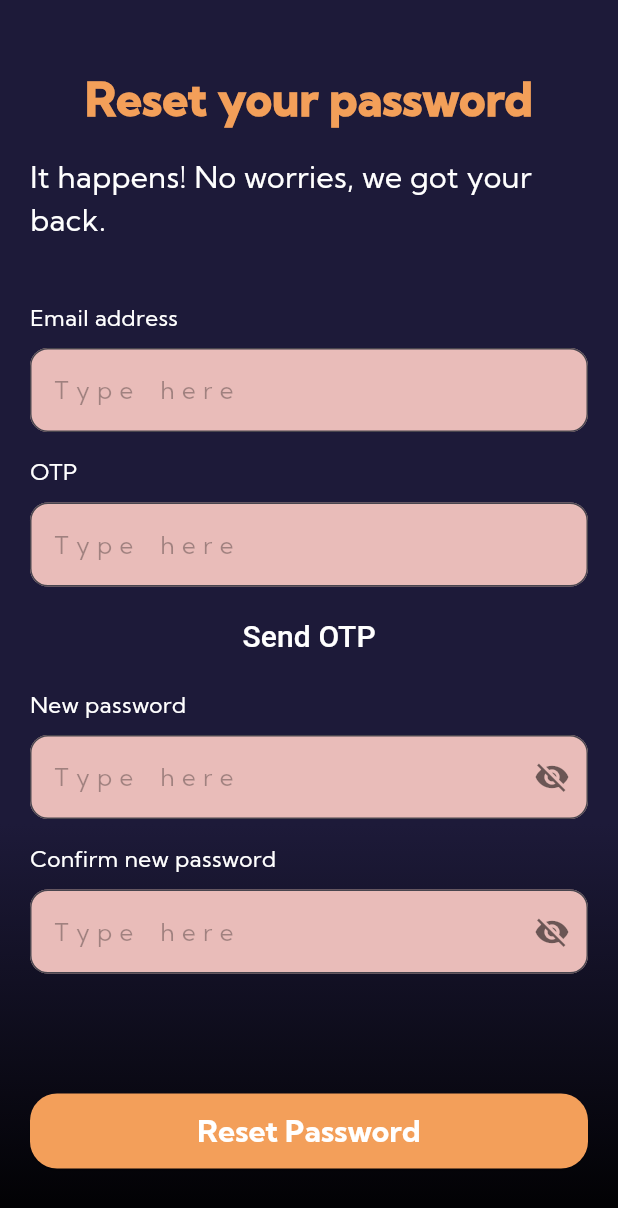
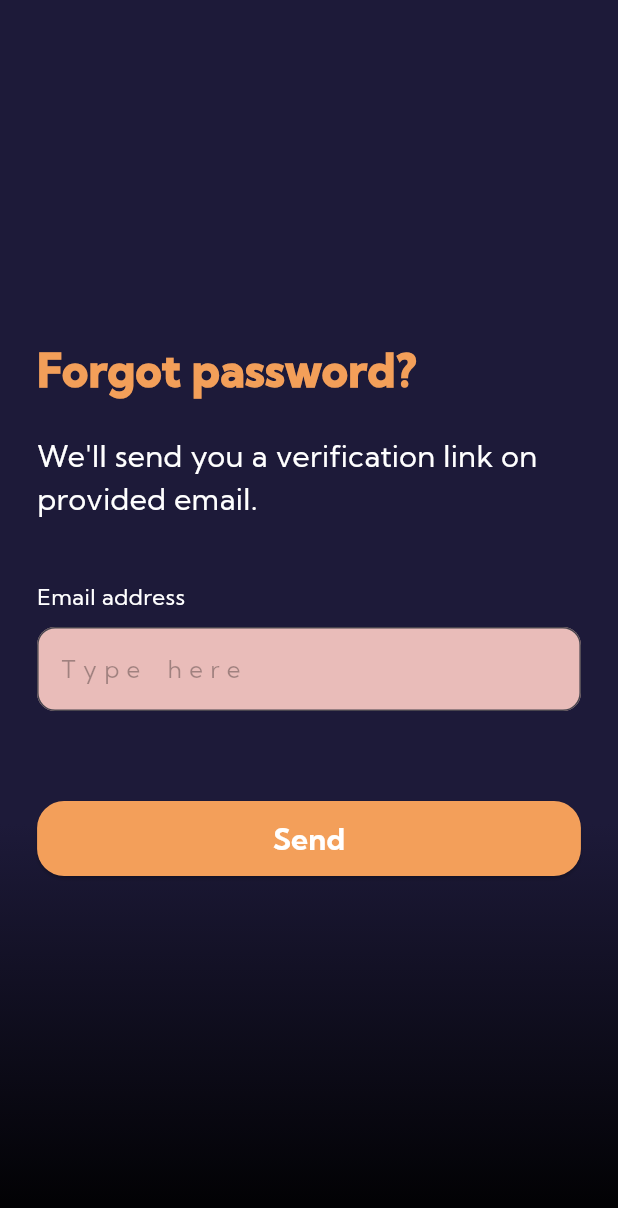
Before and after one commit to sarvadashiv/MusicApp, a Flutter app: the ForgotPasswordScreen screen opened directly, on a phone screen of 412 x 824 dp. Shown: the top 1208 px of the screen. Run offline on Flutter 3.47's test engine with Material 3 defaults, Android fonts, the phone set to English and light mode, and no system bars; our stand-ins replace flutter_svg, google_sign_in.

Commit message:
made it responsive

```diff
--- a/music_app/lib/auth/forgotPasswordScreen.dart
+++ b/music_app/lib/auth/forgotPasswordScreen.dart
@@ -12,100 +12,39 @@ class ForgotPasswordScreen extends StatefulWidget {
 }
 
 class _ForgotPasswordScreenState extends State<ForgotPasswordScreen> {
-  bool _isNewPasswordVisible = false;
-  bool _isConfirmNewPasswordVisible = false;
   final _emailController = TextEditingController();
-  final _otpController = TextEditingController();
-  final _newPasswordController = TextEditingController();
-  final _confirmNewPasswordController = TextEditingController();
   bool _isLoading = false;
   String _errorMessage = '';
 
-  bool _isOtpSent = false;
-  bool _canResendOtp = false;
-  int _secondsLeft = 60;
-  Timer? _timer;
-
-  Future<void> _sendOtp() async {
+  Future<void> _sendLink() async {
     final email = _emailController.text.trim();
     if (email.isEmpty) {
       setState(() {
-        _errorMessage = 'Please enter your email address.';
+        _errorMessage = 'Please enter email first!.';
       });
       return;
     }
 
-    setState(() {
-      _isOtpSent = true;
-      _canResendOtp = false;
-      _secondsLeft = 60;
-    });
-
-    _timer?.cancel();
-    _timer = Timer.periodic(Duration(seconds: 1), (timer) {
-      setState(() {
-        if (_secondsLeft > 0) {
-          _secondsLeft--;
-        } else {
-          _canResendOtp = true;
-          _timer?.cancel();
-        }
-      });
-    });
-
-    // TODO: Implement the actual OTP request logic here
-  }
-
-  void _resendOtp() {
-    if (_canResendOtp) {
-      _sendOtp();
-    }
-  }
-
-  @override
-  void dispose() {
-    _timer?.cancel();
-    super.dispose();
-  }
-
-  Future<void> _resetPassword() async {
-
-    final email = _emailController.text.trim();
-    final otp = _otpController.text.trim();
-    final newPassword = _newPasswordController.text.trim();
-    final confirmNewPassword = _confirmNewPasswordController.text.trim();
-    if (email.isEmpty || otp.isEmpty || newPassword.isEmpty || confirmNewPassword.isEmpty) {
-      setState(() {
-        _errorMessage = 'All fields are required.';
-      });
-      return;
-    }
-    if (newPassword != confirmNewPassword) {
-      setState(() {
-        _errorMessage = "Passwords don't match.";
-      });
-      return;
-    }
     setState(() {
       _isLoading = true;
       _errorMessage = '';
     });
     try {
       final response = await http.post(
-        Uri.parse('https://task-4-0pfy.onrender.com/user/resetpassword'),
-        body: json.encode({'email': email,'otp': otp, 'newpassword': newPassword}),
+        Uri.parse('https://task-4-0pfy.onrender.com/user/requestPasswordReset'),
+        body: json.encode({'email': email, 'redirectUrl': 'http://task-4-0pfy.onrender.com/user/requestPasswordReset' }),
         headers: {'Content-Type': 'application/json'},
       );
       final data = json.decode(response.body);
       if (response.statusCode == 200) {
         ScaffoldMessenger.of(context).showSnackBar(
-          SnackBar(content: Text('Password reset successfully.')),
+          SnackBar(content: Text('Verification link sent')),
         );
-        Navigator.pushReplacementNamed(context, '/login');
+        //Navigator.pushReplacementNamed(context, '/newPassword');
       }
       else {
         setState(() {
-          _errorMessage = data['message']?? 'Password reset failed!';
+          _errorMessage = data['message']?? 'Link not sent!';
         });
       }
     } catch (error) {
@@ -122,7 +61,10 @@ class _ForgotPasswordScreenState extends State<ForgotPasswordScreen> {
   @override
   Widget build (BuildContext context) {
     return Scaffold(
-        body: Container(
+        body: SafeArea(
+          child: Container(
+            width: double.infinity,
+            height: double.infinity,
             decoration: BoxDecoration(
               gradient: LinearGradient(
                 colors: [
@@ -135,27 +77,44 @@ class _ForgotPasswordScreenState extends State<ForgotPasswordScreen> {
                 end: Alignment.bottomCenter,
               ),
             ),
-          child:Center(
+            child:SingleChildScrollView(
               child: Padding(
-              padding: EdgeInsets.all(20),
-            child: SingleChildScrollView(
+                padding: EdgeInsets.symmetric(
+                  horizontal: MediaQuery.of(context).size.width * 0.06,
+                  vertical: 20,
+                ),
                 child: Column(
-              mainAxisSize: MainAxisSize.min,
-                  mainAxisAlignment: MainAxisAlignment.start,
+                      mainAxisAlignment: MainAxisAlignment.center,
                       crossAxisAlignment: CrossAxisAlignment.stretch,
                       children: [
-                    Center(
-                      child: Column(
-                        children: [
-                          Text('Reset your password', style: TextStyle(color: Color.fromARGB(255, 243, 159, 89),
-                              fontSize: 30, fontFamily: 'KumbhSans', fontWeight: FontWeight.w900),),
-                        ],
+                        SizedBox(height: MediaQuery.of(context).size.height*0.25),
+                        Text(
+                          'Forgot password?',
+                          style: TextStyle(
+                              color: Color.fromARGB(255, 243, 159, 89),
+                              fontSize: 30,
+                              fontFamily: 'KumbhSans',
+                              fontWeight: FontWeight.w900
+                          )
                         ),
+                        SizedBox(height: 20),
+                        Text(
+                          "We'll send you a verification link on provided email.",
+                          style: TextStyle(
+                              color: Colors.white,
+                              fontFamily: 'KumbhSans',
+                              fontSize: 20
+                          )
                         ),
-                    SizedBox(height: 15,),
-                    Center(child: Text('It happens! No worries, we got your back.', style: TextStyle(color: Colors.white, fontFamily: 'KumbhSans', fontSize: 20),)),
-                    SizedBox(height: 40,),
-                    Text('Email address', style: TextStyle(color: Colors.white, fontSize: 15, fontFamily: 'KumbhSans')),
+                        SizedBox(height: 40),
+                        Text(
+                            'Email address',
+                            style: TextStyle(
+                                color: Colors.white,
+                                fontSize: 15,
+                                fontFamily: 'KumbhSans'
+                            )
+                        ),
                         SizedBox(height: 10,),
                         TextField(
                           controller: _emailController,
@@ -163,95 +122,50 @@ class _ForgotPasswordScreenState extends State<ForgotPasswordScreen> {
                             filled: true,
                             fillColor: Color.fromARGB(255, 233, 188, 185),
                             hintText: 'T y p e    h e r e',
-                        hintStyle: TextStyle(color: Color.fromARGB(80, 0, 0, 0), fontFamily: 'KumbhSans') ,
+                            hintStyle: TextStyle(
+                                color: Color.fromARGB(80, 0, 0, 0),
+                                fontFamily: 'KumbhSans'
+                            ),
                             border: OutlineInputBorder(
                               borderRadius: BorderRadius.circular(12),
                             ),
                           ),
                         ),
-                    SizedBox(height: 16,),
-                    Text('OTP', style: TextStyle(color: Colors.white, fontSize: 15, fontFamily: 'KumbhSans')),
-                    SizedBox(height: 10),
-                    TextField(
-                      controller: _otpController,
-                      decoration: InputDecoration(
-                        filled: true,
-                        fillColor: Color.fromARGB(255, 233, 188, 185),
-                        hintText: 'T y p e    h e r e',
-                        hintStyle: TextStyle(color: Color.fromARGB(80, 0, 0, 0), fontFamily: 'KumbhSans') ,
-                        border: OutlineInputBorder(
-                          borderRadius: BorderRadius.circular(12),
+                        SizedBox(height: 20),
+                        if (_errorMessage.isNotEmpty)
+                          Center(
+                              child: Text(
+                                  _errorMessage,
+                                  style: TextStyle(color: Colors.red)
+                              )
                           ),
-                      ),
-                    ),
-                    SizedBox(height: 10,),
-                    TextButton(
-                      onPressed: _sendOtp,
-                      child: Text(
-                        _isOtpSent ? "Resend OTP ($_secondsLeft s)" : "Send OTP",
-                        style: TextStyle(fontSize: 20, color: Colors.white),
-                      ),
-                    ),
-                    SizedBox(height: 10),
-                    Text('New password', style: TextStyle(color: Colors.white, fontSize: 15, fontFamily: 'KumbhSans')),
-                    SizedBox(height: 10,),
-                    TextField(
-                      controller: _newPasswordController,
-                      obscureText: !_isNewPasswordVisible,
-                      decoration: InputDecoration(
-                          filled: true,
-                          fillColor: Color.fromARGB(255, 233, 188, 185),
-                          hintText: 'T y p e    h e r e',
-                          hintStyle: TextStyle(color: Color.fromARGB(80, 0, 0, 0), fontFamily: 'KumbhSans'),
-                          border: OutlineInputBorder(
-                            borderRadius: BorderRadius.circular(12),
-                          ),
-                          suffixIcon: IconButton(onPressed: () {
-                            setState(() {
-                              _isNewPasswordVisible = !_isNewPasswordVisible;  // Toggle the visibility
-                            });
-                          },
-                              icon: Icon(_isNewPasswordVisible ? Icons.visibility : Icons.visibility_off,color: Colors.black54,))
-                      ),
-                    ),
-                    SizedBox(height: 16),
-                    Text('Confirm new password', style: TextStyle(color: Colors.white, fontSize: 15, fontFamily: 'KumbhSans')),
-                    SizedBox(height: 10,),
-                    TextField(
-                      controller: _confirmNewPasswordController,
-                      obscureText: !_isConfirmNewPasswordVisible,
-                      decoration: InputDecoration(
-                          filled: true,
-                          fillColor: Color.fromARGB(255, 233, 188, 185),
-                          hintText: 'T y p e    h e r e',
-                          hintStyle: TextStyle(color: Color.fromARGB(80, 0, 0, 0), fontFamily: 'KumbhSans'),
-                          border: OutlineInputBorder(
-                            borderRadius: BorderRadius.circular(12),
-                          ),
-                          suffixIcon: IconButton(onPressed: () {
-                            setState(() {
-                              _isConfirmNewPasswordVisible = !_isConfirmNewPasswordVisible;  // Toggle the visibility
-                            });
-                          },
-                              icon: Icon(_isConfirmNewPasswordVisible ? Icons.visibility : Icons.visibility_off,color: Colors.black54,))
-                      ),
-                    ),
-                    SizedBox(height: 10),
-                    if (_errorMessage.isNotEmpty)
-                      Center(child: Text(_errorMessage, style: TextStyle(color: Colors.red))),
-                    SizedBox(height: 70),
+                        SizedBox(height: 40),
                         _isLoading
                             ? Center(child: CircularProgressIndicator())
                             : ElevatedButton(
-                        onPressed: _resetPassword,
-                        child: Text("Reset Password", style: TextStyle(color: Colors.white, fontSize: 20, fontWeight: FontWeight.bold, fontFamily: 'KumbhSans')),
-                        style: ElevatedButton.styleFrom(backgroundColor: Color.fromARGB(255, 243, 159, 90),fixedSize: Size(50,50),shape: RoundedRectangleBorder(
-                          borderRadius: BorderRadius.circular(18),  // Set your desired radius
-                        ),)
+                            onPressed: _sendLink,
+                            child: Text(
+                                "Send",
+                                style: TextStyle(
+                                    color: Colors.white,
+                                    fontSize: 20,
+                                    fontWeight: FontWeight.bold,
+                                    fontFamily: 'KumbhSans'
+                                )
+                            ),
+                            style: ElevatedButton.styleFrom(
+                              backgroundColor: Color.fromARGB(255, 243, 159, 90),
+                              fixedSize: Size(double.infinity,50),
+                              shape: RoundedRectangleBorder(
+                                borderRadius: BorderRadius.circular(18)
+                              )
+                            )
                         ),
                       ],
                 ),
-              ),))
+              ),
+            )
+          ),
         )
     );
   }
--- a/music_app/lib/main.dart
+++ b/music_app/lib/main.dart
@@ -1,4 +1,5 @@
 import 'package:flutter/material.dart';
+import 'package:music_app/auth/changePasswordScreen.dart';
 import 'package:music_app/auth/signInScreen.dart';
 import 'package:music_app/auth/signUpScreen.dart';
 
@@ -20,6 +21,7 @@ class MyApp extends StatelessWidget {
       initialRoute: '/signup',
       routes: {
         '/signup': (context)=> SignUpScreen(),
+        '/newPassword': (context)=> ChangePasswordScreen(),
         '/login': (context) => SignInScreen(),
         '/home': (context) => HomeScreen(), // Define '/home' route
       },
```
Also changed, not shown: music_app/lib/auth/changePasswordScreen.dart (added, +173 -0 lines), music_app/lib/auth/signUpScreen.dart (+57 -115 lines). Lines whose indentation alone changed are shown as unchanged.
